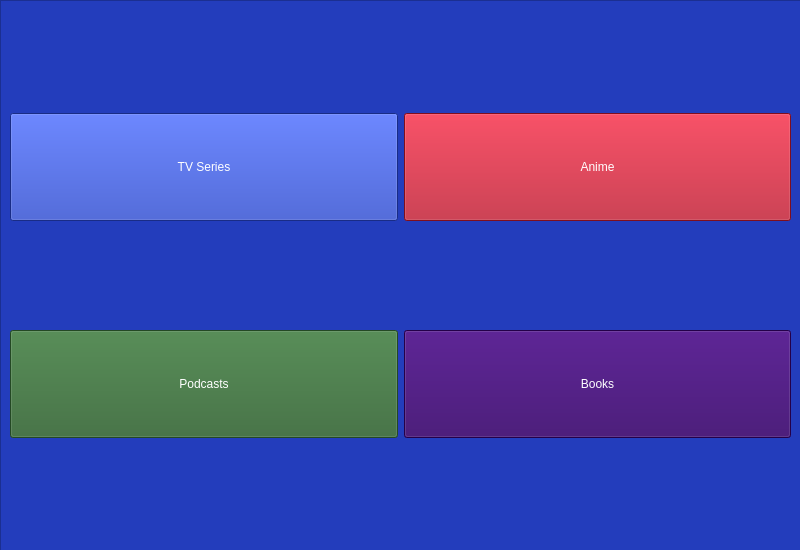
Qt form pageaccueilcontent.ui (Sovhan/8INF957_ProjetSAVR) before a commit.
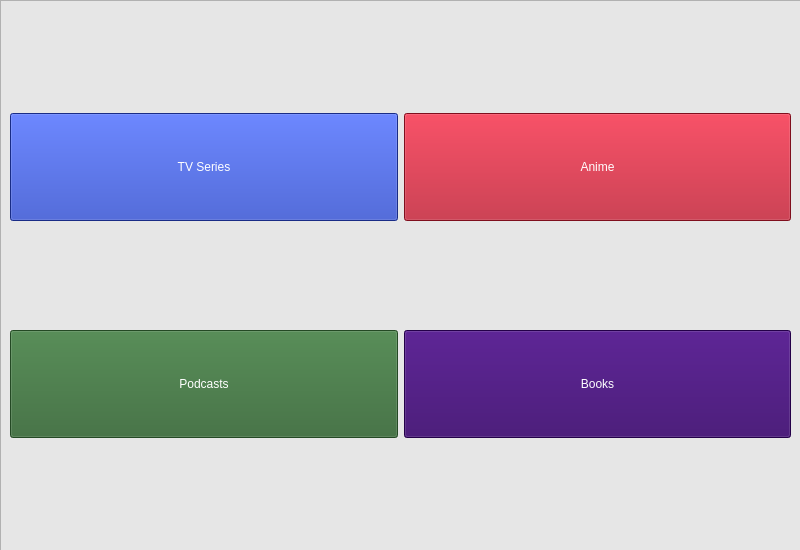
The same form after that commit.

Commit message: Background color changed in home content page

Diff of the .ui file:
```diff
--- a/pageaccueilcontent.ui
+++ b/pageaccueilcontent.ui
@@ -35,7 +35,7 @@
     </rect>
    </property>
    <property name="styleSheet">
-    <string notr="true">background-color : #233dbc;
+    <string notr="true">background-color : #e6e6e6;
 color : white;
 font: 75 20pt &quot;Calibri&quot;;</string>
    </property>
```
